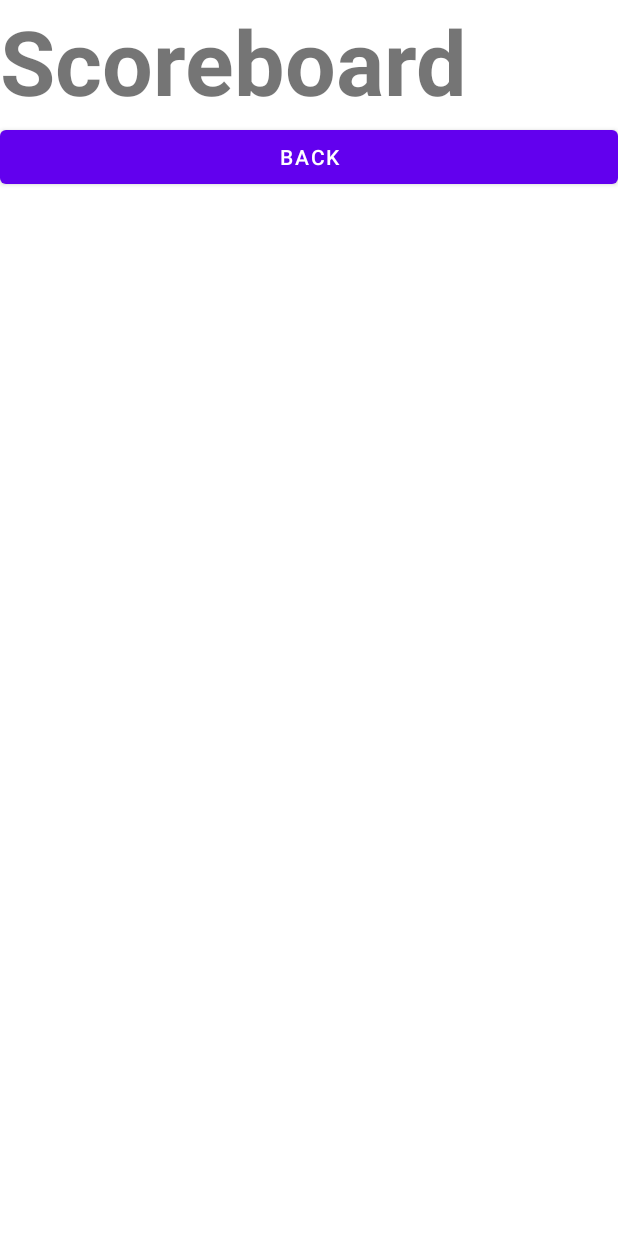
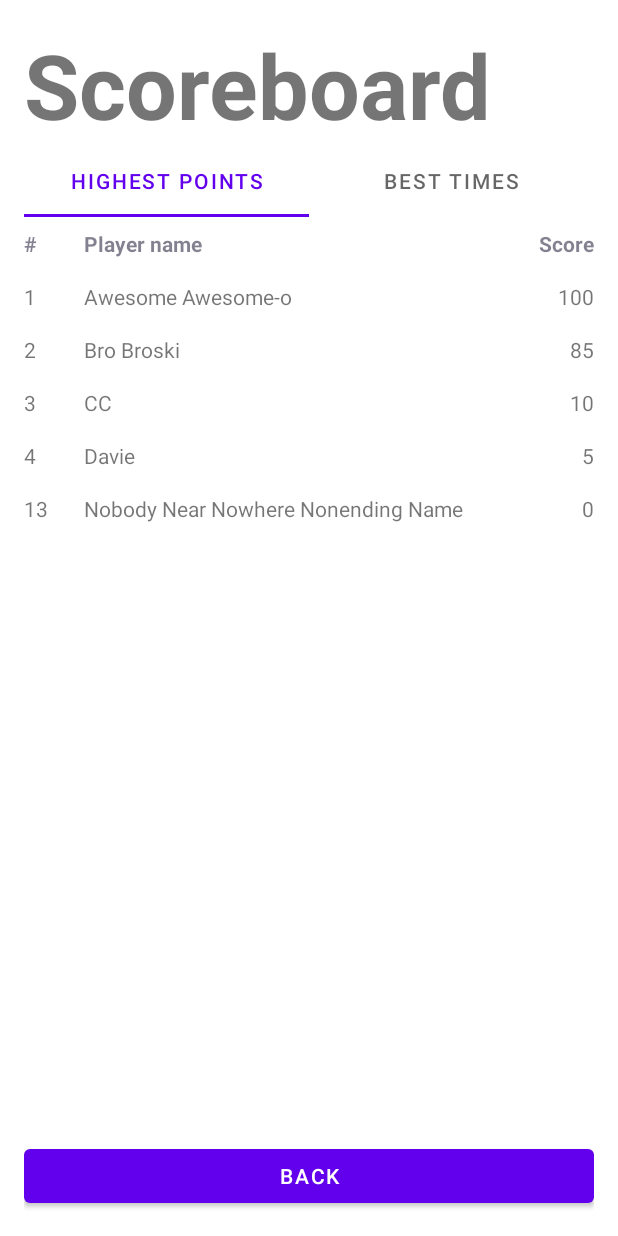
Before and after one commit to vmdamian/sudoku, an Android app: the Scoreboard screen opened through its navigation route, on a phone screen of 412 x 824 dp. Run offline under Robolectric (Android 15) with nearby library versions, the phone set to English and light mode, and no system bars; our stand-ins replace data binding.

Commit message:
Add a mock scoreboard with a listing view (#5)
- The scoreboard uses a RecyclerView for dynamically listing the entries in the scoreboard

```diff
--- a/app/src/main/java/com/example/sudoku/Scoreboard.kt
+++ b/app/src/main/java/com/example/sudoku/Scoreboard.kt
@@ -1,12 +1,16 @@
 package com.example.sudoku
 
 import android.os.Bundle
-import androidx.fragment.app.Fragment
 import android.view.LayoutInflater
 import android.view.View
 import android.view.ViewGroup
+import android.widget.LinearLayout
+import androidx.constraintlayout.widget.ConstraintLayout
 import androidx.databinding.DataBindingUtil
+import androidx.fragment.app.Fragment
 import androidx.navigation.fragment.findNavController
+import androidx.recyclerview.widget.LinearLayoutManager
+import androidx.recyclerview.widget.RecyclerView
 import com.example.sudoku.databinding.FragmentScoreboardBinding
 
 class Scoreboard : Fragment() {
@@ -21,7 +25,29 @@ class Scoreboard : Fragment() {
         binding.buttonBackScoreboard.setOnClickListener {
             findNavController().navigate(R.id.action_scoreboard_to_mainMenu)
         }
+        setupRecyclerView(binding)
 
         return binding.root
     }
+
+    private fun setupRecyclerView(binding: FragmentScoreboardBinding) {
+        val recyclerView = binding.root.findViewById<RecyclerView>(R.id.recycler_view_scoreboard)
+        val layoutManager = binding.root.findViewById<ConstraintLayout>(R.id.layout_manager_recycler_scoreboard)
+        recyclerView.layoutManager = LinearLayoutManager(layoutManager.context)
+        val adapter = ScoreboardViewAdapter(getHighScoresDataset())
+        recyclerView.adapter = adapter
+    }
+
+    // TODO (future PR): replace mock data with an actual call to the DB collection.
+    private fun getHighScoresDataset(): List<ScoreboardEntryModel> {
+        return listOf(
+            ScoreboardEntryModel("#", "Player name", "Score"),
+            ScoreboardEntryModel("1", "Awesome Awesome-o", "100"),
+            ScoreboardEntryModel("2", "Bro Broski", "85"),
+            ScoreboardEntryModel("3", "CC", "10"),
+            ScoreboardEntryModel("4", "Davie", "5"),
+            ScoreboardEntryModel("13", "Nobody Near Nowhere Nonending Name", "0"),
+
+        )
+    }
 }
--- /dev/null
+++ b/app/src/main/java/com/example/sudoku/ScoreboardEntryModel.kt
@@ -0,0 +1,4 @@
+package com.example.sudoku
+
+data class ScoreboardEntryModel(val rank: String, val playerName: String, val score: String) {
+}
--- /dev/null
+++ b/app/src/main/java/com/example/sudoku/ScoreboardViewAdapter.kt
@@ -0,0 +1,62 @@
+package com.example.sudoku
+
+import android.annotation.SuppressLint
+import android.graphics.Typeface.BOLD
+import android.view.LayoutInflater
+import android.view.View
+import android.view.ViewGroup
+import android.widget.TableRow
+import android.widget.TextView
+import androidx.annotation.ColorInt
+import androidx.core.content.ContextCompat
+import androidx.recyclerview.widget.RecyclerView
+
+class ScoreboardViewAdapter(private val dataSet: List<ScoreboardEntryModel>) :
+    RecyclerView.Adapter<ScoreboardViewAdapter.ViewHolder>() {
+
+    /**
+     * Provide a reference to the type of views that you are using
+     * (custom ViewHolder).
+     */
+    class ViewHolder(view: View) : RecyclerView.ViewHolder(view) {
+        val tableRow: TableRow = view.findViewById(R.id.scoreboard_table_row)
+        val rankView: TextView = view.findViewById(R.id.scoreboard_table_rank)
+        val playerNameView: TextView = view.findViewById(R.id.scoreboard_table_player_name)
+        val scoreView: TextView = view.findViewById(R.id.scoreboard_table_score)
+    }
+
+    // Create new views (invoked by the layout manager)
+    override fun onCreateViewHolder(viewGroup: ViewGroup, viewType: Int): ViewHolder {
+        // Create a new view, which defines the UI of the list item
+        val view = LayoutInflater.from(viewGroup.context)
+            .inflate(R.layout.scoreboard_row_item, viewGroup, false)
+
+        return ViewHolder(view)
+    }
+
+    // Replace the contents of a view (invoked by the layout manager)
+    override fun onBindViewHolder(viewHolder: ViewHolder, position: Int) {
+        if (position == 0) {
+            setupHeaderRow(viewHolder)
+        }
+        viewHolder.rankView.text = dataSet[position].rank
+        viewHolder.playerNameView.text = dataSet[position].playerName
+        viewHolder.scoreView.text = dataSet[position].score
+    }
+
+    private fun setupHeaderRow(viewHolder: ViewHolder) {
+        applyHeaderStyle(viewHolder.rankView)
+        applyHeaderStyle(viewHolder.playerNameView)
+        applyHeaderStyle(viewHolder.scoreView)
+    }
+
+    @SuppressLint("ResourceAsColor")
+    private fun applyHeaderStyle(textView: TextView) {
+        textView.setTextColor(R.color.purple_500)
+        textView.setTypeface(null, BOLD)
+    }
+
+    // Return the size of your dataset (invoked by the layout manager)
+    override fun getItemCount() = dataSet.size
+
+}
--- a/app/src/main/res/layout/fragment_scoreboard.xml
+++ b/app/src/main/res/layout/fragment_scoreboard.xml
@@ -1,9 +1,11 @@
 <?xml version="1.0" encoding="utf-8"?>
-<layout>
-<FrameLayout xmlns:android="http://schemas.android.com/apk/res/android"
-    xmlns:tools="http://schemas.android.com/tools"
+<layout xmlns:tools="http://schemas.android.com/tools"
+    xmlns:android="http://schemas.android.com/apk/res/android"
+    xmlns:app="http://schemas.android.com/apk/res-auto">
+<FrameLayout
     android:layout_width="match_parent"
     android:layout_height="match_parent"
+    android:layout_margin="16dp"
     tools:context=".Scoreboard">
 
     <!-- TODO: Update blank fragment layout -->
@@ -21,12 +23,47 @@
             android:textSize="60sp"
             android:textStyle="bold" />
 
-        <Button
-            android:id="@+id/button_back_scoreboard"
+        <com.google.android.material.tabs.TabLayout
             android:layout_width="match_parent"
-            android:layout_height="wrap_content"
-            android:text="@string/back_button_text" />
+            android:layout_height="wrap_content">
+
+            <com.google.android.material.tabs.TabItem
+                android:layout_width="wrap_content"
+                android:layout_height="wrap_content"
+                android:text="@string/scoreboard_highest_points" />
+
+            <com.google.android.material.tabs.TabItem
+                android:layout_width="wrap_content"
+                android:layout_height="wrap_content"
+                android:text="@string/scoreboard_best_times" />
+
+        </com.google.android.material.tabs.TabLayout>
+
+        <androidx.constraintlayout.widget.ConstraintLayout
+            android:id="@+id/layout_manager_recycler_scoreboard"
+            android:layout_width="match_parent"
+            android:layout_height="match_parent">
+
+            <androidx.recyclerview.widget.RecyclerView
+                android:id="@+id/recycler_view_scoreboard"
+                tools:listitem="@layout/scoreboard_row_item"
+                android:layout_width="match_parent"
+                android:layout_height="0dp"
+                app:layout_constraintHeight_percent="0.8"
+                app:layout_constraintStart_toStartOf="parent"
+                app:layout_constraintTop_toTopOf="parent" />
+
+            <Button
+                android:id="@+id/button_back_scoreboard"
+                android:layout_width="match_parent"
+                android:layout_height="wrap_content"
+                android:text="@string/back_button_text"
+                app:layout_constraintEnd_toEndOf="parent"
+                app:layout_constraintBottom_toBottomOf="parent"/>
+        </androidx.constraintlayout.widget.ConstraintLayout>
+
     </LinearLayout>
 
 </FrameLayout>
+
 </layout>
--- /dev/null
+++ b/app/src/main/res/layout/scoreboard_row_item.xml
@@ -0,0 +1,43 @@
+<?xml version="1.0" encoding="utf-8"?>
+<FrameLayout xmlns:android="http://schemas.android.com/apk/res/android"
+    xmlns:tools="http://schemas.android.com/tools"
+    android:layout_width="match_parent"
+    android:layout_height="wrap_content"
+    android:gravity="center_vertical">
+
+    <TableLayout
+        android:layout_width="match_parent"
+        android:layout_height="match_parent"
+        android:orientation="horizontal"
+        android:stretchColumns="2"
+        android:gravity="center"
+        tools:ignore="UselessParent">
+
+        <TableRow
+            android:id="@+id/scoreboard_table_row"
+            android:layout_marginVertical="8dp"
+            android:layout_width="0dp">
+            <TextView
+                android:id="@+id/scoreboard_table_rank"
+                android:layout_height="wrap_content"
+                android:layout_width="32dp"
+                android:layout_gravity="start"
+                android:text="@string/default_scoreboard_text"
+                />
+
+            <TextView
+                android:id="@+id/scoreboard_table_player_name"
+                android:layout_marginStart="8dp"
+                android:layout_height="match_parent"
+                android:text="@string/default_scoreboard_text" />
+
+            <TextView
+                android:id="@+id/scoreboard_table_score"
+                android:layout_height="match_parent"
+                android:layout_gravity="end"
+                android:layout_width="64dp"
+                android:text="@string/default_scoreboard_text" />
+        </TableRow>
+    </TableLayout>
+
+</FrameLayout>
--- a/app/src/main/res/values/strings.xml
+++ b/app/src/main/res/values/strings.xml
@@ -18,4 +18,8 @@
     <string name="dark_mode_setting">Dark Mode</string>
     <string name="volume_setting">Music Volume</string>
     <string name="default_volume_text">100</string>
+    // Scoreboard.
+    <string name="scoreboard_highest_points">Highest Points</string>
+    <string name="scoreboard_best_times">Best Times</string>
+    <string name="default_scoreboard_text">No player yet</string>
 </resources>
```
